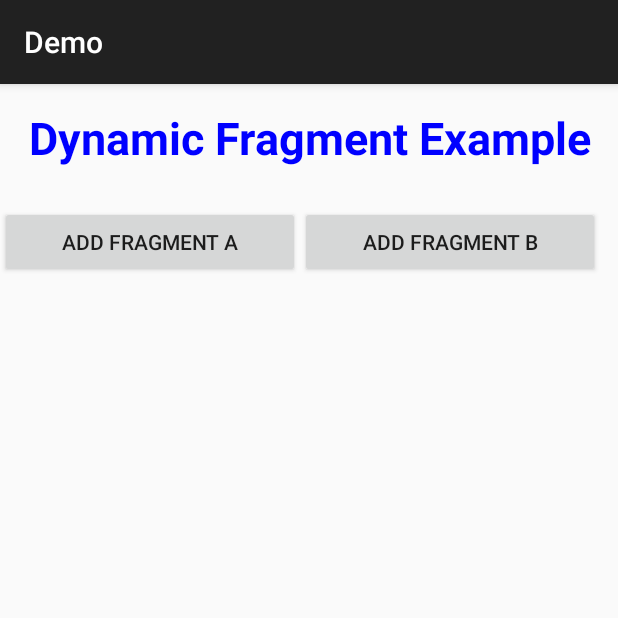
After one commit to Nauh24/HocTrenLop, an Android app: the DynamicFragmentActivity screen opened directly, with no data from a screen before it, on a phone screen of 412 x 824 dp, the top half of it. The commit adds this screen. Run offline under Robolectric (Android 15) with nearby library versions, the phone set to English and light mode, and no system bars.

Commit message:
b8.1 StaticFragment and DynamicFragment

```diff
--- /dev/null
+++ b/app/src/main/java/com/nauh/demo/DynamicFragmentActivity.java
@@ -0,0 +1,55 @@
+package com.nauh.demo;
+
+import android.os.Bundle;
+import android.view.View;
+import android.widget.Button;
+
+import androidx.activity.EdgeToEdge;
+import androidx.appcompat.app.AppCompatActivity;
+import androidx.core.graphics.Insets;
+import androidx.core.view.ViewCompat;
+import androidx.core.view.WindowInsetsCompat;
+import androidx.fragment.app.Fragment;
+import androidx.fragment.app.FragmentManager;
+import androidx.fragment.app.FragmentTransaction;
+
+import com.nauh.demo.model.FragmentA;
+import com.nauh.demo.model.FragmentB;
+
+public class DynamicFragmentActivity extends AppCompatActivity implements View.OnClickListener {
+    private Button btA, btB;
+
+
+    @Override
+    protected void onCreate(Bundle savedInstanceState) {
+        super.onCreate(savedInstanceState);
+        EdgeToEdge.enable(this);
+        setContentView(R.layout.activity_dynamic_fragment);
+        ViewCompat.setOnApplyWindowInsetsListener(findViewById(R.id.main), (v, insets) -> {
+            Insets systemBars = insets.getInsets(WindowInsetsCompat.Type.systemBars());
+            v.setPadding(systemBars.left, systemBars.top, systemBars.right, systemBars.bottom);
+            return insets;
+        });
+
+        btA = findViewById(R.id.btA);
+        btB = findViewById(R.id.btB);
+        btA.setOnClickListener(this);
+        btB.setOnClickListener(this);
+    }
+
+    @Override
+    public void onClick(View v) {
+        FragmentManager fragmentManager = getSupportFragmentManager();
+        FragmentTransaction fragmentTransaction = fragmentManager.beginTransaction();
+        Fragment fragment;
+
+        if (v == btA) {
+            fragment = new FragmentA();
+            fragmentTransaction.add(R.id.frame, fragment);
+        } else {
+            fragment = new FragmentB();
+            fragmentTransaction.add(R.id.frame, fragment);
+        }
+        fragmentTransaction.commit();
+    }
+}
--- /dev/null
+++ b/app/src/main/res/layout/activity_dynamic_fragment.xml
@@ -0,0 +1,47 @@
+<?xml version="1.0" encoding="utf-8"?>
+<RelativeLayout xmlns:android="http://schemas.android.com/apk/res/android"
+    xmlns:app="http://schemas.android.com/apk/res-auto"
+    xmlns:tools="http://schemas.android.com/tools"
+    android:id="@+id/main"
+    android:layout_width="match_parent"
+    android:layout_height="match_parent"
+    tools:context=".DynamicFragmentActivity">
+
+    <TextView
+        android:id="@+id/textView"
+        android:layout_width="match_parent"
+        android:layout_height="wrap_content"
+        android:text="Dynamic Fragment Example"
+        android:gravity="center"
+        android:textSize="30sp"
+        android:textStyle="bold"
+        android:textColor="@color/blue"
+        android:layout_margin="15dp"
+        android:layout_marginTop="50dp"/>
+
+    <Button
+        android:id="@+id/btA"
+        android:layout_below="@id/textView"
+        android:layout_marginTop="10dp"
+        android:text="Add Fragment A"
+        android:layout_width="200dp"
+        android:layout_height="wrap_content"/>
+
+    <Button
+        android:id="@+id/btB"
+        android:layout_below="@id/textView"
+        android:layout_toRightOf="@id/btA"
+        android:layout_marginTop="10dp"
+        android:text="Add Fragment B"
+        android:layout_width="200dp"
+        android:layout_height="wrap_content"/>
+
+    <FrameLayout
+        android:id="@+id/frame"
+        android:layout_below="@id/btA"
+        android:layout_marginTop="20dp"
+        android:layout_width="match_parent"
+        android:layout_height="wrap_content"/>
+
+
+</RelativeLayout>
--- a/app/src/main/res/layout/card_view.xml
+++ b/app/src/main/res/layout/card_view.xml
@@ -16,7 +16,7 @@
             android:layout_width="wrap_content"
             android:layout_height="100dp"
             android:scaleType="centerCrop"
-            android:src="@drawable/cat1" />
+            android:src="@drawable/cat1"/>
 
         <TextView
             android:id="@+id/tname"
--- a/app/src/main/res/layout/some_widgets.xml
+++ b/app/src/main/res/layout/some_widgets.xml
@@ -16,7 +16,7 @@
             <ImageView
                 android:layout_width="150dp"
                 android:layout_height="150dp"
-                android:src="@drawable/minion3" />
+                android:src="@drawable/minion3"/>
 
             <TextView
                 android:layout_width="wrap_content"
```
Also changed, not shown: app/src/main/AndroidManifest.xml (+72 -9 lines), app/src/main/java/com/nauh/demo/StaticFragmentActivity.java (added, +24 -0 lines), app/src/main/java/com/nauh/demo/model/FragmentA.java (added, +48 -0 lines), app/src/main/java/com/nauh/demo/model/FragmentB.java (added, +46 -0 lines), app/src/main/java/com/nauh/demo/model/FragmentStatic.java (added, +21 -0 lines), app/src/main/res/layout/activity_demo_fragment.xml (added, +28 -0 lines), app/src/main/res/layout/crud_activity.xml (+7 -7 lines), app/src/main/res/layout/fragment_a.xml (added, +37 -0 lines), app/src/main/res/layout/fragment_b.xml (added, +37 -0 lines), app/src/main/res/layout/fragment_static.xml (added, +19 -0 lines), app/src/main/res/layout/login_page.xml (+43 -43 lines).
